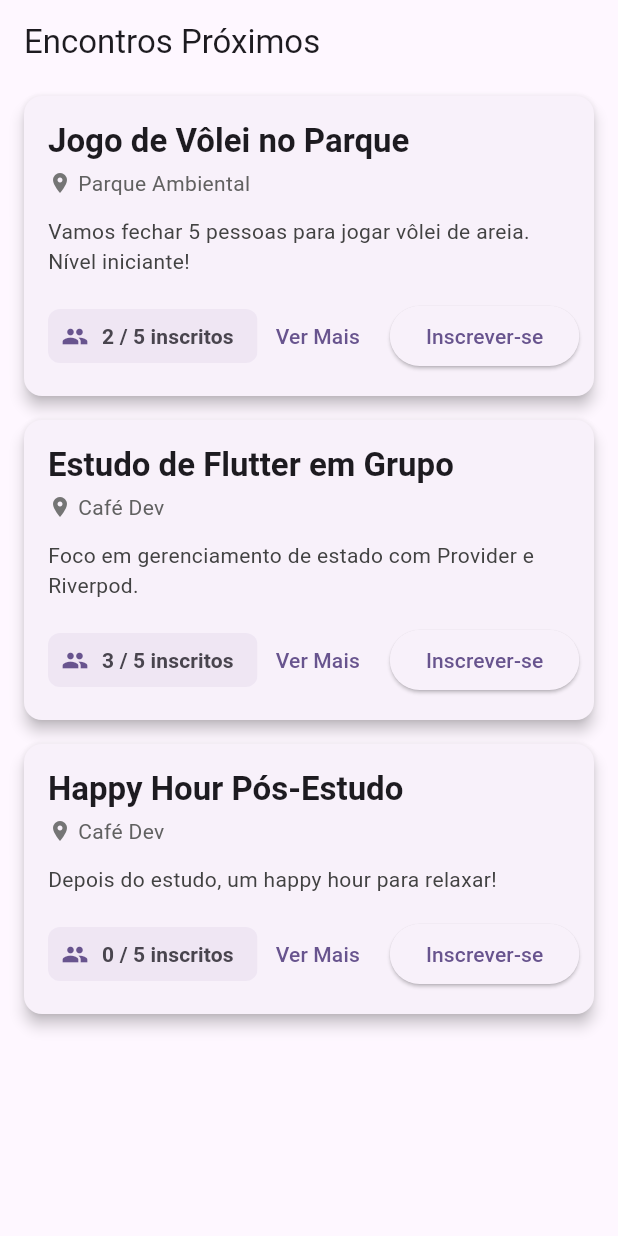
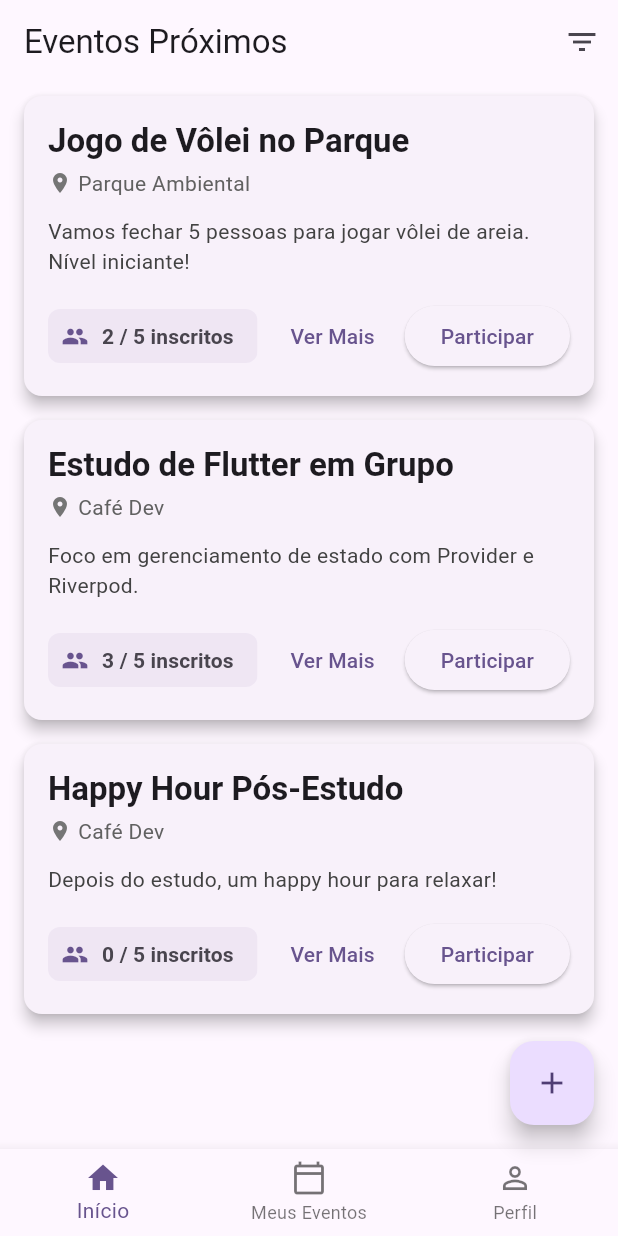
Before and after one commit to 5th-semester/hangout, a Flutter app: the screen it shows after launch, on a phone screen of 412 x 824 dp. Run offline on Flutter 3.47's test engine with Material 3 defaults, Android fonts, the light colour scheme and no system bars.

Commit message:
feat & refactor: add create a meeting and adapt the home page to it

```diff
--- a/lib/main.dart
+++ b/lib/main.dart
@@ -1,5 +1,6 @@
 import 'package:flutter/material.dart';
 import 'package:hangout/pages/home_page.dart';
+import 'package:hangout/widgets/main_page.dart';
 
 void main() {
   runApp(const MyApp());
@@ -31,7 +32,7 @@
         // tested with just a hot reload.
         colorScheme: ColorScheme.fromSeed(seedColor: Colors.deepPurple),
       ),
-      home: const HomePage(),
+      home: const MainPage(),
     );
   }
 }
--- a/lib/pages/home_page.dart
+++ b/lib/pages/home_page.dart
@@ -27,11 +27,39 @@ class _HomePageState extends State<HomePage> {
     );
   }
 
+  Future<void> _loadMeetings() async {
+    await Future.delayed(const Duration(seconds: 1));
+    setState(() {
+      _meetings = _repository.getPaginatedMeetingsByProximity(
+        userCoordinates: _userLocation,
+        itemsPerPage: 10,
+      );
+    });
+  }
+
   @override
   Widget build(BuildContext context) {
     return Scaffold(
-      appBar: AppBar(title: const Text('Encontros Próximos')),
-      body: ListView.builder(
+      appBar: AppBar(
+        title: const Text('Eventos Próximos'),
+        actions: [
+          IconButton(
+            icon: const Icon(Icons.filter_list),
+            onPressed: () {
+              /* TODO: Implementar lógica de filtro */
+            },
+          ),
+        ],
+      ),
+      body: RefreshIndicator(
+        onRefresh: _loadMeetings,
+        child: _meetings.isEmpty ? _buildEmptyState() : _buildMeetingsList(),
+      ),
+    );
+  }
+
+  Widget _buildMeetingsList() {
+    return ListView.builder(
       itemCount: _meetings.length,
       itemBuilder: (context, index) {
         final meeting = _meetings[index];
@@ -50,6 +78,33 @@ class _HomePageState extends State<HomePage> {
           },
         );
       },
+    );
+  }
+
+  Widget _buildEmptyState() {
+    return Center(
+      child: Padding(
+        padding: const EdgeInsets.all(24.0),
+        child: Column(
+          mainAxisAlignment: MainAxisAlignment.center,
+          children: [
+            Icon(Icons.event_busy, size: 80, color: Colors.grey[400]),
+            const SizedBox(height: 24),
+            Text(
+              'Nenhum evento por perto.',
+              style: Theme.of(context).textTheme.headlineSmall,
+              textAlign: TextAlign.center,
+            ),
+            const SizedBox(height: 8),
+            Text(
+              'Que tal criar o primeiro? Use o botão "+" abaixo!',
+              style: Theme.of(
+                context,
+              ).textTheme.bodyLarge?.copyWith(color: Colors.grey[600]),
+              textAlign: TextAlign.center,
+            ),
+          ],
+        ),
       ),
     );
   }
--- a/lib/repositories/meeting_repository.dart
+++ b/lib/repositories/meeting_repository.dart
@@ -4,7 +4,6 @@ import './mocks/meeting_mocks.dart';
 import '../models/coordinates.dart';
 import '../models/meeting.dart';
 
-// Classe auxiliar privada para associar um Meeting à sua distância calculada
 class _MeetingWithDistance {
   final Meeting meeting;
   final double distanceInKm;
--- /dev/null
+++ b/lib/widgets/main_page.dart
@@ -0,0 +1,67 @@
+import 'package:flutter/material.dart';
+import '../pages/create_meeting_page.dart';
+import '../pages/home_page.dart';
+
+class MainPage extends StatefulWidget {
+  const MainPage({super.key});
+
+  @override
+  State<MainPage> createState() => _MainPageState();
+}
+
+class _MainPageState extends State<MainPage> {
+  int _selectedIndex = 0;
+
+  static const List<Widget> _pages = <Widget>[
+    HomePage(),
+    Center(child: Text('Meus Eventos')),
+    Center(child: Text('Perfil')),
+  ];
+
+  void _onItemTapped(int index) {
+    setState(() {
+      _selectedIndex = index;
+    });
+  }
+
+  void _navigateToCreateMeeting() {
+    Navigator.of(
+      context,
+    ).push(MaterialPageRoute(builder: (context) => const CreateMeetingPage()));
+  }
+
+  @override
+  Widget build(BuildContext context) {
+    return Scaffold(
+      body: _pages.elementAt(_selectedIndex),
+
+      floatingActionButton: FloatingActionButton(
+        onPressed: _navigateToCreateMeeting,
+        tooltip: 'Criar Evento',
+        child: const Icon(Icons.add),
+      ),
+
+      bottomNavigationBar: BottomNavigationBar(
+        items: const <BottomNavigationBarItem>[
+          BottomNavigationBarItem(
+            icon: Icon(Icons.home_outlined),
+            activeIcon: Icon(Icons.home),
+            label: 'Início',
+          ),
+          BottomNavigationBarItem(
+            icon: Icon(Icons.calendar_today_outlined),
+            activeIcon: Icon(Icons.calendar_today),
+            label: 'Meus Eventos',
+          ),
+          BottomNavigationBarItem(
+            icon: Icon(Icons.person_outline),
+            activeIcon: Icon(Icons.person),
+            label: 'Perfil',
+          ),
+        ],
+        currentIndex: _selectedIndex,
+        onTap: _onItemTapped,
+      ),
+    );
+  }
+}
--- a/lib/widgets/meeting_card.dart
+++ b/lib/widgets/meeting_card.dart
@@ -106,10 +106,9 @@ class MeetingCard extends StatelessWidget {
       children: [
         TextButton(onPressed: onSeeMorePressed, child: const Text('Ver Mais')),
         const SizedBox(width: 8),
-
         ElevatedButton(
           onPressed: isFull ? null : onSubscribePressed,
-          child: const Text('Inscrever-se'),
+          child: const Text('Participar'),
         ),
       ],
     );
```
Also changed, not shown: lib/pages/create_meeting_page.dart (added, +97 -0 lines). Lines whose indentation alone changed are shown as unchanged.
